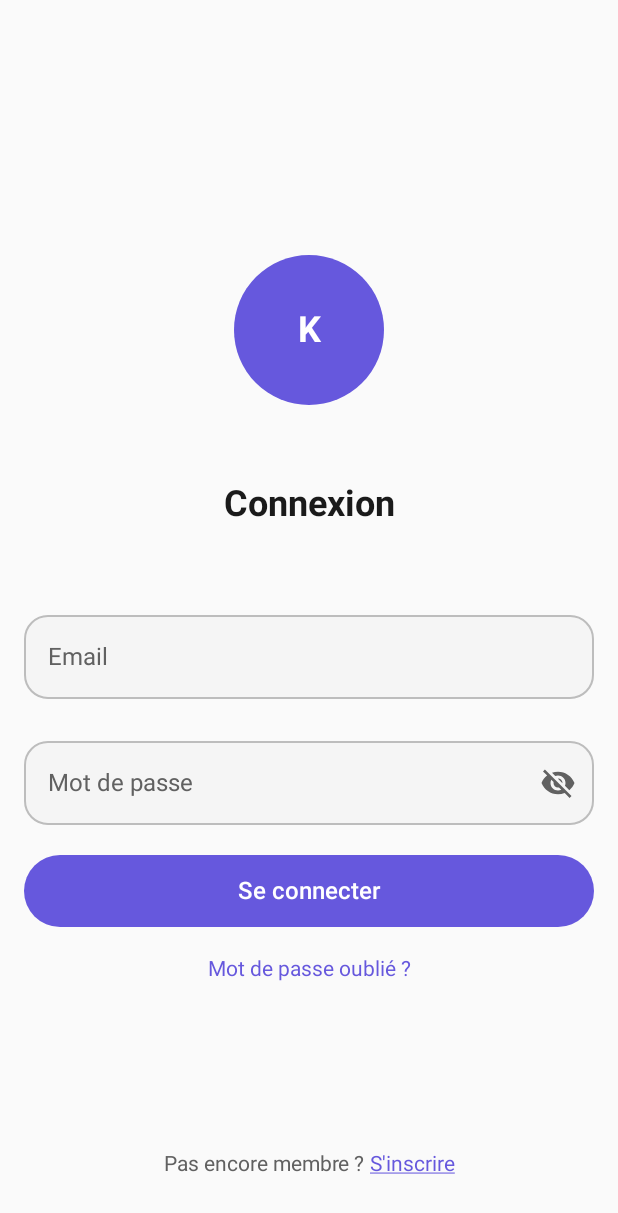
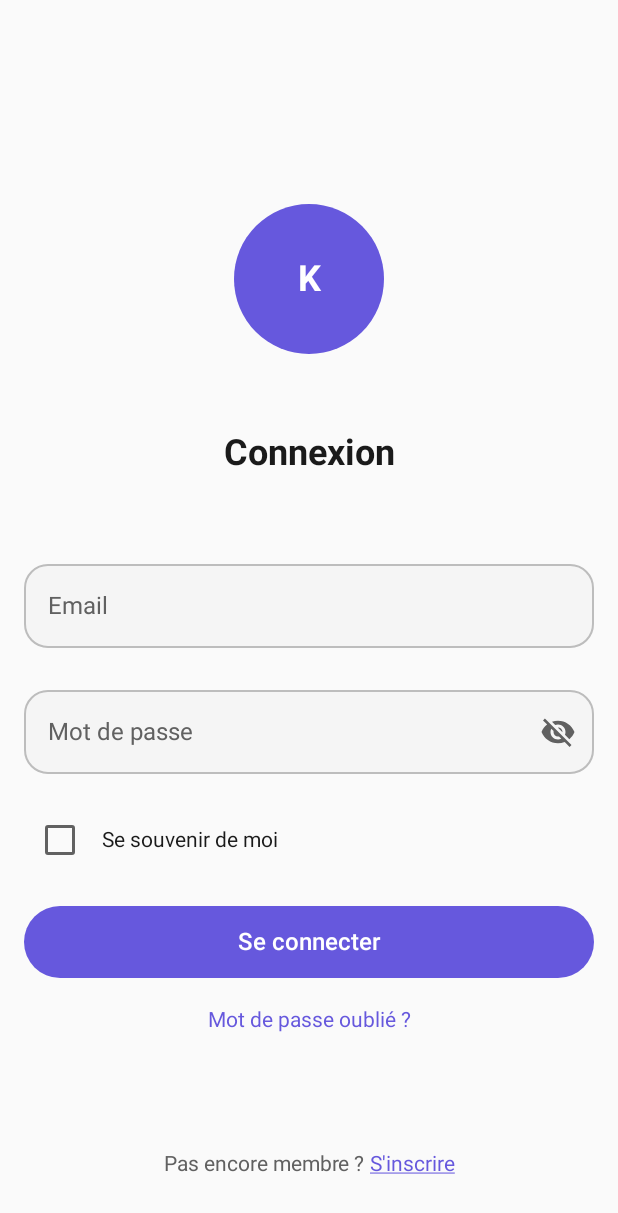
Before and after one commit to azizwhibi/karhebti-android, an Android app built with Jetpack Compose: the screen it shows after launch (MainActivity), on a phone screen of 412 x 824 dp. Shown: the top 1213 px of the screen. Run offline under Robolectric (Android 15) with nearby library versions, the light colour scheme and no system bars; our stand-ins replace livedata-compose.

```diff
--- a/app/src/main/java/com/example/karhebti_android/ui/screens/LoginScreen.kt
+++ b/app/src/main/java/com/example/karhebti_android/ui/screens/LoginScreen.kt
@@ -1,5 +1,6 @@
 package com.example.karhebti_android.ui.screens
 
+import android.content.Context
 import androidx.compose.foundation.background
 import androidx.compose.foundation.clickable
 import androidx.compose.foundation.layout.*
@@ -41,9 +42,33 @@ fun LoginScreen(
         factory = ViewModelFactory(context.applicationContext as android.app.Application)
     )
 
+    // SharedPreferences for Remember Me
+    val prefs = remember { context.getSharedPreferences("login_prefs", Context.MODE_PRIVATE) }
+
     var email by remember { mutableStateOf("") }
     var password by remember { mutableStateOf("") }
     var passwordVisible by remember { mutableStateOf(false) }
+    var rememberMe by remember { mutableStateOf(false) }
+
+    // Load saved credentials on launch
+    LaunchedEffect(Unit) {
+        val savedEmail = prefs.getString("email", "") ?: ""
+        val savedPassword = prefs.getString("password", "") ?: ""
+        val savedRemember = prefs.getBoolean("remember_me", false)
+
+        if (savedRemember && savedEmail.isNotEmpty()) {
+            email = savedEmail
+            // Decode password (simple Base64 for demo - use proper encryption in production)
+            if (savedPassword.isNotEmpty()) {
+                try {
+                    password = String(android.util.Base64.decode(savedPassword, android.util.Base64.DEFAULT))
+                } catch (e: Exception) {
+                    password = ""
+                }
+            }
+            rememberMe = savedRemember
+        }
+    }
 
     // Validation states
     var emailError by remember { mutableStateOf<String?>(null) }
@@ -58,6 +83,24 @@ fun LoginScreen(
         when (val state = authState) {
             is Resource.Success -> {
                 android.util.Log.d("LoginScreen", "Login Success - User: ${state.data?.user?.email}")
+
+                // Save credentials if Remember Me is checked
+                with(prefs.edit()) {
+                    if (rememberMe) {
+                        putString("email", email)
+                        // Encode password (simple Base64 for demo - use proper encryption in production)
+                        val encodedPassword = android.util.Base64.encodeToString(
+                            password.toByteArray(),
+                            android.util.Base64.DEFAULT
+                        )
+                        putString("password", encodedPassword)
+                        putBoolean("remember_me", true)
+                    } else {
+                        clear()
+                    }
+                    apply()
+                }
+
                 try {
                     onLoginSuccess()
                     android.util.Log.d("LoginScreen", "Navigation triggered successfully")
@@ -227,6 +270,30 @@ fun LoginScreen(
                     enabled = authState !is Resource.Loading
                 )
 
+                // Remember Me Checkbox
+                Row(
+                    modifier = Modifier
+                        .fillMaxWidth()
+                        .clickable { rememberMe = !rememberMe },
+                    verticalAlignment = Alignment.CenterVertically,
+                    horizontalArrangement = Arrangement.Start
+                ) {
+                    Checkbox(
+                        checked = rememberMe,
+                        onCheckedChange = { rememberMe = it },
+                        colors = CheckboxDefaults.colors(
+                            checkedColor = DeepPurple,
+                            uncheckedColor = TextSecondary
+                        )
+                    )
+                    Text(
+                        text = "Se souvenir de moi",
+                        style = MaterialTheme.typography.bodyMedium,
+                        color = TextPrimary,
+                        modifier = Modifier.padding(start = 4.dp)
+                    )
+                }
+
                 // Login Button
                 Button(
                     onClick = {
--- a/app/src/main/java/com/example/karhebti_android/ui/theme/Color.kt
+++ b/app/src/main/java/com/example/karhebti_android/ui/theme/Color.kt
@@ -9,6 +9,8 @@ val LightPurple = Color(0xFFEBEAFE)
 
 // Accent Colors
 val AccentGreen = Color(0xFF00C896)  // Darker, more vibrant green
+val AccentBlue = Color(0xFF2196F3)   // Material Blue
+val AccentOrange = Color(0xFFFF9800) // Material Orange
 val AlertRed = Color(0xFFDC3545)     // Stronger red for better contrast
 val AccentYellow = Color(0xFFFFC107) // More saturated yellow
 
```
Also changed, not shown: app/src/main/java/com/example/karhebti_android/data/api/ApiModels.kt (+11 -1 lines), app/src/main/java/com/example/karhebti_android/data/repository/Repositories.kt (+30 -6 lines), app/src/main/java/com/example/karhebti_android/navigation/NavGraph.kt (+12 -0 lines), app/src/main/java/com/example/karhebti_android/ui/screens/SettingsScreen.kt (+13 -1 lines), app/src/main/java/com/example/karhebti_android/ui/screens/VehiclesScreen.kt (+10 -76 lines), app/src/main/java/com/example/karhebti_android/viewmodel/ViewModels.kt (+22 -3 lines).
